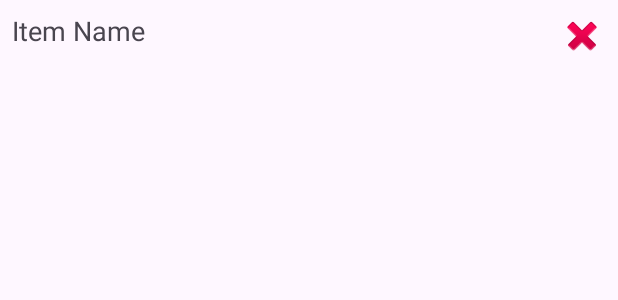
After one commit to Untiy16/PlayInKodi, an Android app: the layout bookmarks_list.xml on its own in the app's theme, with its tools: preview values and no code run, on a phone screen of 412 x 824 dp. The commit adds this screen. Shown: the top 300 px of the screen. Run offline under Robolectric (Android 15) with nearby library versions, the phone set to English and light mode, and no system bars.

Commit message:
bookmarks

```diff
--- a/app/src/main/AndroidManifest.xml
+++ b/app/src/main/AndroidManifest.xml
@@ -17,6 +17,9 @@
             android:usesCleartextTraffic="true"
             tools:targetApi="31">
         <activity
+                android:name=".BookmarksActivity"
+                android:exported="false"/>
+        <activity
                 android:name=".SettingsActivity"
                 android:exported="false"/>
         <activity
--- /dev/null
+++ b/app/src/main/res/drawable/baseline_bookmark_24.xml
@@ -0,0 +1,5 @@
+<vector xmlns:android="http://schemas.android.com/apk/res/android" android:height="24dp" android:tint="#000000" android:viewportHeight="24" android:viewportWidth="24" android:width="24dp">
+
+    <path android:fillColor="@android:color/white" android:pathData="M17,3H7c-1.1,0 -1.99,0.9 -1.99,2L5,21l7,-3 7,3V5c0,-1.1 -0.9,-2 -2,-2z"/>
+
+</vector>
--- /dev/null
+++ b/app/src/main/res/drawable/baseline_bookmark_add_24.xml
@@ -0,0 +1,5 @@
+<vector xmlns:android="http://schemas.android.com/apk/res/android" android:height="24dp" android:tint="#000000" android:viewportHeight="24" android:viewportWidth="24" android:width="24dp">
+
+    <path android:fillColor="@android:color/white" android:pathData="M21,7h-2v2h-2V7h-2V5h2V3h2v2h2V7zM19,21l-7,-3l-7,3V5c0,-1.1 0.9,-2 2,-2l7,0c-0.63,0.84 -1,1.87 -1,3c0,2.76 2.24,5 5,5c0.34,0 0.68,-0.03 1,-0.1V21z"/>
+
+</vector>
--- /dev/null
+++ b/app/src/main/res/drawable/baseline_star_24.xml
@@ -0,0 +1,5 @@
+<vector xmlns:android="http://schemas.android.com/apk/res/android" android:height="24dp" android:tint="#000000" android:viewportHeight="24" android:viewportWidth="24" android:width="24dp">
+
+    <path android:fillColor="@android:color/white" android:pathData="M12,17.27L18.18,21l-1.64,-7.03L22,9.24l-7.19,-0.61L12,2 9.19,8.63 2,9.24l5.46,4.73L5.82,21z"/>
+
+</vector>
--- /dev/null
+++ b/app/src/main/res/layout/bookmarks_list.xml
@@ -0,0 +1,23 @@
+<?xml version="1.0" encoding="utf-8"?>
+<LinearLayout
+    xmlns:android="http://schemas.android.com/apk/res/android"
+    android:layout_width="match_parent"
+    android:layout_height="wrap_content"
+    android:orientation="horizontal"
+    android:padding="8dp">
+
+    <TextView
+        android:id="@+id/item_name"
+        android:layout_width="0dp"
+        android:layout_height="wrap_content"
+        android:layout_weight="1"
+        android:text="Item Name"
+        android:textSize="18sp" />
+
+    <ImageView
+        android:id="@+id/delete_icon"
+        android:layout_width="wrap_content"
+        android:layout_height="wrap_content"
+        android:src="@android:drawable/ic_delete"
+        android:contentDescription="Delete" />
+</LinearLayout>
--- a/app/src/main/res/menu/menu_main.xml
+++ b/app/src/main/res/menu/menu_main.xml
@@ -1,8 +1,11 @@
 <?xml version="1.0" encoding="utf-8"?>
 <menu xmlns:android="http://schemas.android.com/apk/res/android">
     <item android:id="@+id/bookmarks"
-          android:icon="@drawable/baseline_star_border_24"
+          android:icon="@drawable/baseline_bookmark_24"
           android:title="Bookmarks"/>
+    <item android:id="@+id/add_bookmark"
+          android:icon="@drawable/baseline_bookmark_add_24"
+          android:title="Add bookmark"/>
     <item android:id="@+id/settings"
           android:icon="@drawable/baseline_settings_24"
           android:title="Settings" />
```
Also changed, not shown: app/src/main/java/com/example/playinkodi/BookmarksActivity.java (added, +93 -0 lines), app/src/main/java/com/example/playinkodi/MainActivity.java (+27 -4 lines), app/src/main/java/com/example/playinkodi/SharedViewModel.java (added, +17 -0 lines), app/src/main/java/com/example/playinkodi/bookmarks/Bookmark.java (added, +18 -0 lines), app/src/main/java/com/example/playinkodi/bookmarks/BookmarkAdapter.java (added, +104 -0 lines), app/src/main/java/com/example/playinkodi/database/MyDatabaseHelper.java (added, +47 -0 lines), app/src/main/res/layout/activity_bookmarks.xml (added, +7 -0 lines).
